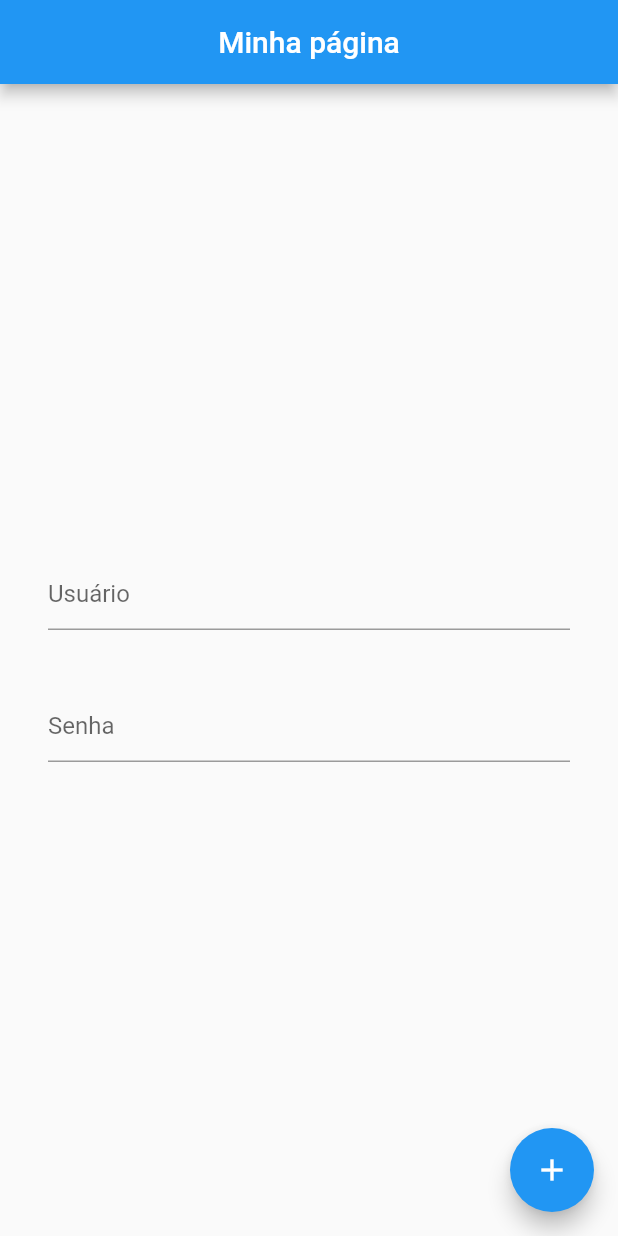
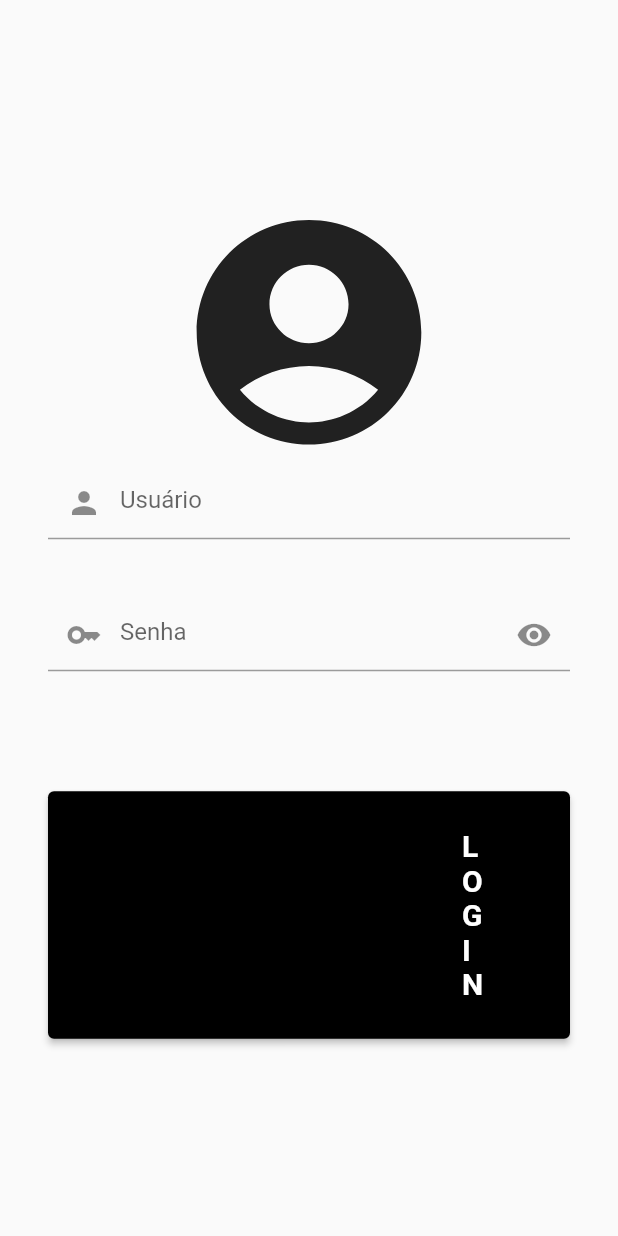
Before and after one commit to stefanicarol/aula02, a Flutter app: the screen it shows after launch, on a phone screen of 412 x 824 dp. Run offline on Flutter 3.47's test engine with Material 2 defaults, Android fonts, the phone set to English and light mode, and no system bars.

Commit message:
Estiliza tela de login

```diff
--- a/lib/main.dart
+++ b/lib/main.dart
@@ -1,3 +1,5 @@
+import 'dart:ui';
+
 import 'package:flutter/material.dart';
 
 void main() {
@@ -31,18 +33,19 @@ class _MyHomePageState extends State<MyHomePage> {
   @override
   Widget build(BuildContext context) {
     return Scaffold(
-      appBar: AppBar(
-        title: const Text("Minha página"),
-        centerTitle: true,
-      ),
       body: Center(
         child: Padding(
           padding: const EdgeInsets.all(32.0),
           child: Column(
             mainAxisAlignment: MainAxisAlignment.center,
             children: <Widget>[
+              const Icon(
+                Icons.account_circle,
+                size: 180,
+              ),
               TextFormField(
                 decoration: const InputDecoration(
+                  prefixIcon: Icon(Icons.person),
                   hintText: "Usuário",
                 ),
               ),
@@ -51,18 +54,35 @@ class _MyHomePageState extends State<MyHomePage> {
               ),
               TextFormField(
                 decoration: const InputDecoration(
+                  prefixIcon: Icon(Icons.key),
+                  suffixIcon: Icon(Icons.visibility),
                   hintText: "Senha",
+                ),
+              ),
+              const SizedBox(height: 80),
+              ElevatedButton(
+                style: ButtonStyle(
+                  backgroundColor: MaterialStateProperty.all(Colors.black),
+                ),
+                onPressed: () {},
+                child: Padding(
+                  padding: const EdgeInsets.symmetric(
+                    vertical: 25,
+                    horizontal: 260,
+                  ),
+                  child: Text(
+                    "Login".toUpperCase(),
+                    style: const TextStyle(
+                      fontSize: 20,
+                      fontWeight: FontWeight.bold,
+                    ),
+                  ),
                 ),
               ),
             ],
           ),
         ),
       ),
-      floatingActionButton: FloatingActionButton(
-        onPressed: () {},
-        tooltip: 'Increment',
-        child: const Icon(Icons.add),
-      ),
     );
   }
 }
```
